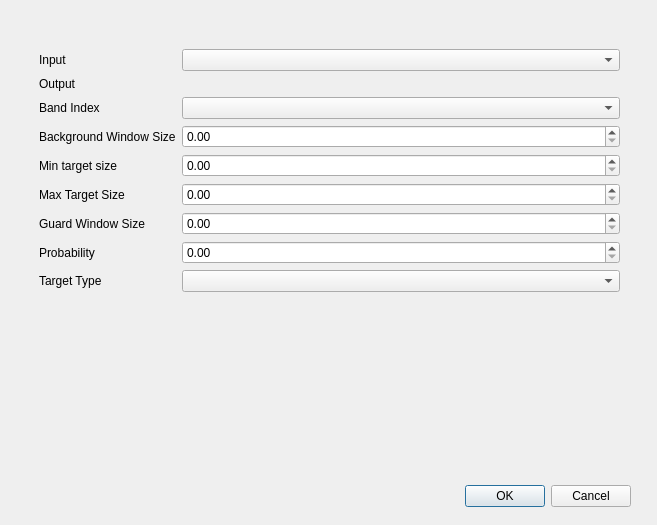
First picture: the form in model_based_cfar/model_based_cfar_dialog_base.ui, repository AUGSignals/qgis-plugins, before the edit.
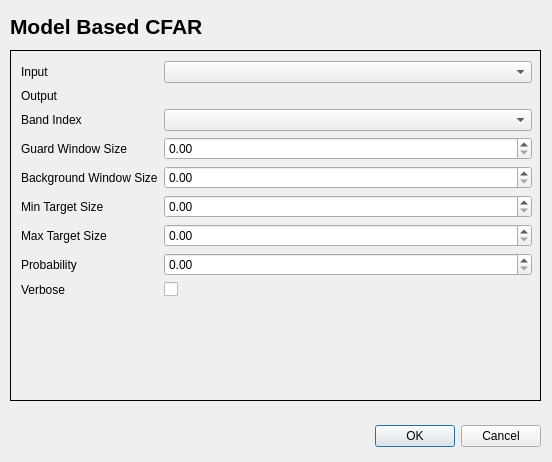
Second picture: the form after the edit. Custom widgets are drawn as their Qt base class.

The edit to the form file:
```diff
--- a/model_based_cfar/model_based_cfar_dialog_base.ui
+++ b/model_based_cfar/model_based_cfar_dialog_base.ui
@@ -6,8 +6,8 @@
    <rect>
     <x>0</x>
     <y>0</y>
-    <width>657</width>
-    <height>525</height>
+    <width>552</width>
+    <height>462</height>
    </rect>
   </property>
   <property name="windowTitle">
@@ -16,9 +16,9 @@
   <widget class="QDialogButtonBox" name="button_box">
    <property name="geometry">
     <rect>
-     <x>10</x>
-     <y>480</y>
-     <width>621</width>
+     <x>190</x>
+     <y>420</y>
+     <width>351</width>
      <height>32</height>
     </rect>
    </property>
@@ -32,20 +32,23 @@
   <widget class="QStackedWidget" name="stackedWidget">
    <property name="geometry">
     <rect>
-     <x>9</x>
-     <y>9</y>
-     <width>621</width>
-     <height>461</height>
+     <x>10</x>
+     <y>50</y>
+     <width>531</width>
+     <height>351</height>
     </rect>
    </property>
+   <property name="frameShape">
+    <enum>QFrame::Box</enum>
+   </property>
    <widget class="QWidget" name="page">
     <widget class="QWidget" name="formLayoutWidget">
      <property name="geometry">
       <rect>
-       <x>30</x>
-       <y>40</y>
-       <width>581</width>
-       <height>321</height>
+       <x>10</x>
+       <y>10</y>
+       <width>511</width>
+       <height>331</height>
       </rect>
      </property>
      <layout class="QFormLayout" name="formLayout">
@@ -82,34 +85,43 @@
       <item row="3" column="0">
        <widget class="QLabel" name="label_4">
         <property name="text">
-         <string>Background Window Size</string>
+         <string>Guard Window Size</string>
         </property>
        </widget>
       </item>
       <item row="3" column="1">
-       <widget class="QDoubleSpinBox" name="doubleSpinBox"/>
+       <widget class="QgsDoubleSpinBox" name="guardWindowQgsDoubleSpinBox"/>
       </item>
       <item row="4" column="0">
        <widget class="QLabel" name="label_5">
         <property name="text">
-         <string>Min target size</string>
+         <string>Background Window Size</string>
         </property>
        </widget>
       </item>
+      <item row="4" column="1">
+       <widget class="QgsDoubleSpinBox" name="backgroundWindowQgsDoubleSpinBox"/>
+      </item>
       <item row="5" column="0">
        <widget class="QLabel" name="label_6">
         <property name="text">
-         <string>Max Target Size</string>
+         <string>Min Target Size</string>
         </property>
        </widget>
       </item>
+      <item row="5" column="1">
+       <widget class="QgsDoubleSpinBox" name="minTargetQgsDoubleSpinBox"/>
+      </item>
       <item row="6" column="0">
        <widget class="QLabel" name="label_7">
         <property name="text">
-         <string>Guard Window Size</string>
+         <string>Max Target Size</string>
         </property>
        </widget>
       </item>
+      <item row="6" column="1">
+       <widget class="QgsDoubleSpinBox" name="maxTargetQgsDoubleSpinBox"/>
+      </item>
       <item row="7" column="0">
        <widget class="QLabel" name="label_8">
         <property name="text">
@@ -117,45 +129,51 @@
         </property>
        </widget>
       </item>
+      <item row="7" column="1">
+       <widget class="QgsDoubleSpinBox" name="probabilityQgsDoubleSpinBox"/>
+      </item>
       <item row="8" column="0">
        <widget class="QLabel" name="label_9">
         <property name="text">
-         <string>Target Type</string>
+         <string>Verbose</string>
         </property>
        </widget>
       </item>
       <item row="8" column="1">
-       <widget class="QComboBox" name="comboBox"/>
-      </item>
-      <item row="4" column="1">
-       <widget class="QDoubleSpinBox" name="doubleSpinBox_2"/>
-      </item>
-      <item row="5" column="1">
-       <widget class="QDoubleSpinBox" name="doubleSpinBox_3"/>
-      </item>
-      <item row="6" column="1">
-       <widget class="QDoubleSpinBox" name="doubleSpinBox_4"/>
-      </item>
-      <item row="7" column="1">
-       <widget class="QDoubleSpinBox" name="doubleSpinBox_5"/>
+       <widget class="QCheckBox" name="verboseCheckBox">
+        <property name="text">
+         <string/>
+        </property>
+       </widget>
       </item>
      </layout>
     </widget>
-    <widget class="QgsFileWidget" name="mQgsFileWidget">
-     <property name="geometry">
-      <rect>
-       <x>140</x>
-       <y>10</y>
-       <width>161</width>
-       <height>20</height>
-      </rect>
-     </property>
-    </widget>
    </widget>
-   <widget class="QWidget" name="page_2"/>
+  </widget>
+  <widget class="QLabel" name="title_label">
+   <property name="geometry">
+    <rect>
+     <x>10</x>
+     <y>10</y>
+     <width>311</width>
+     <height>33</height>
+    </rect>
+   </property>
+   <property name="text">
+    <string>&lt;!DOCTYPE HTML PUBLIC &quot;-//W3C//DTD HTML 4.0//EN&quot; &quot;http://www.w3.org/TR/REC-html40/strict.dtd&quot;&gt;
+&lt;html&gt;&lt;head&gt;&lt;meta name=&quot;qrichtext&quot; content=&quot;1&quot; /&gt;&lt;style type=&quot;text/css&quot;&gt;
+p, li { white-space: pre-wrap; }
+&lt;/style&gt;&lt;/head&gt;&lt;body style=&quot; font-family:'MS Shell Dlg 2'; font-size:8pt; font-weight:400; font-style:normal;&quot;&gt;
+&lt;p style=&quot; margin-top:0px; margin-bottom:0px; margin-left:0px; margin-right:0px; -qt-block-indent:0; text-indent:0px;&quot;&gt;&lt;span style=&quot; font-family:'Sans Serif'; font-size:16pt; font-weight:600;&quot;&gt;Model Based CFAR&lt;/span&gt;&lt;/p&gt;&lt;/body&gt;&lt;/html&gt;</string>
+   </property>
   </widget>
  </widget>
  <customwidgets>
+  <customwidget>
+   <class>QgsDoubleSpinBox</class>
+   <extends>QDoubleSpinBox</extends>
+   <header>qgsdoublespinbox.h</header>
+  </customwidget>
   <customwidget>
    <class>QgsFileWidget</class>
    <extends>QWidget</extends>
```
Left out of the diff: 24 changed lines with no effect on the pictures.
